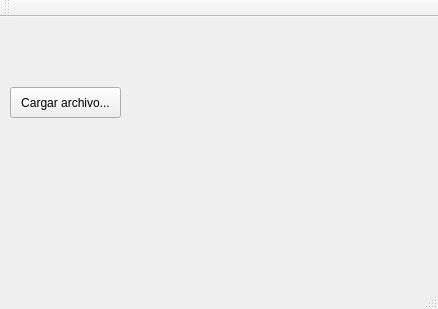
First picture: the form in mainwindow.ui, repository SlyJose/Proyecto---Arquitectura-CPU, before the edit.
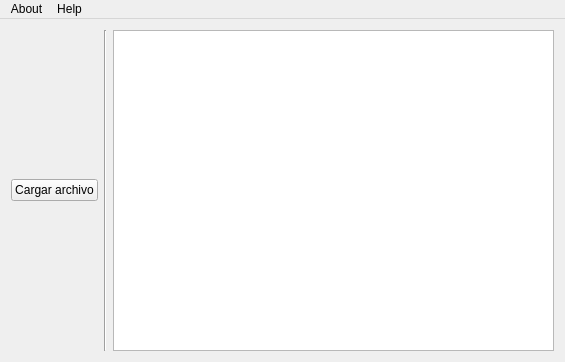
Second picture: the form after the edit.

Diff of the .ui file:
```diff
--- a/mainwindow.ui
+++ b/mainwindow.ui
@@ -6,8 +6,8 @@
    <rect>
     <x>0</x>
     <y>0</y>
-    <width>438</width>
-    <height>309</height>
+    <width>565</width>
+    <height>362</height>
    </rect>
   </property>
   <property name="sizePolicy">
@@ -16,6 +16,12 @@
     <verstretch>0</verstretch>
    </sizepolicy>
   </property>
+  <property name="minimumSize">
+   <size>
+    <width>0</width>
+    <height>0</height>
+   </size>
+  </property>
   <property name="windowTitle">
    <string>ARCH - CPU - PROCESSOR</string>
   </property>
@@ -23,39 +29,64 @@
    <string notr="true"/>
   </property>
   <widget class="QWidget" name="centralWidget">
-   <widget class="QPushButton" name="pushButton">
-    <property name="geometry">
-     <rect>
-      <x>10</x>
-      <y>70</y>
-      <width>111</width>
-      <height>31</height>
-     </rect>
-    </property>
-    <property name="text">
-     <string>Cargar archivo...</string>
-    </property>
-   </widget>
+   <layout class="QHBoxLayout" name="horizontalLayout">
+    <item>
+     <widget class="QPushButton" name="pushButton">
+      <property name="styleSheet">
+       <string notr="true">font: 13pt &quot;Roboto&quot;;</string>
+      </property>
+      <property name="text">
+       <string>Cargar archivo</string>
+      </property>
+     </widget>
+    </item>
+    <item>
+     <widget class="Line" name="line">
+      <property name="styleSheet">
+       <string notr="true"/>
+      </property>
+      <property name="orientation">
+       <enum>Qt::Vertical</enum>
+      </property>
+     </widget>
+    </item>
+    <item>
+     <widget class="QTextEdit" name="textResult">
+      <property name="enabled">
+       <bool>true</bool>
+      </property>
+      <property name="styleSheet">
+       <string notr="true">font: 13pt &quot;Roboto&quot;;</string>
+      </property>
+      <property name="readOnly">
+       <bool>true</bool>
+      </property>
+     </widget>
+    </item>
+   </layout>
   </widget>
   <widget class="QMenuBar" name="menuBar">
    <property name="geometry">
     <rect>
      <x>0</x>
      <y>0</y>
-     <width>438</width>
-     <height>23</height>
+     <width>565</width>
+     <height>22</height>
     </rect>
    </property>
+   <widget class="QMenu" name="menuAbout">
+    <property name="title">
+     <string>About</string>
+    </property>
+   </widget>
+   <widget class="QMenu" name="menuHelp">
+    <property name="title">
+     <string>Help</string>
+    </property>
+   </widget>
+   <addaction name="menuAbout"/>
+   <addaction name="menuHelp"/>
   </widget>
-  <widget class="QToolBar" name="mainToolBar">
-   <attribute name="toolBarArea">
-    <enum>TopToolBarArea</enum>
-   </attribute>
-   <attribute name="toolBarBreak">
-    <bool>false</bool>
-   </attribute>
-  </widget>
-  <widget class="QStatusBar" name="statusBar"/>
  </widget>
  <layoutdefault spacing="6" margin="11"/>
  <resources/>
```
